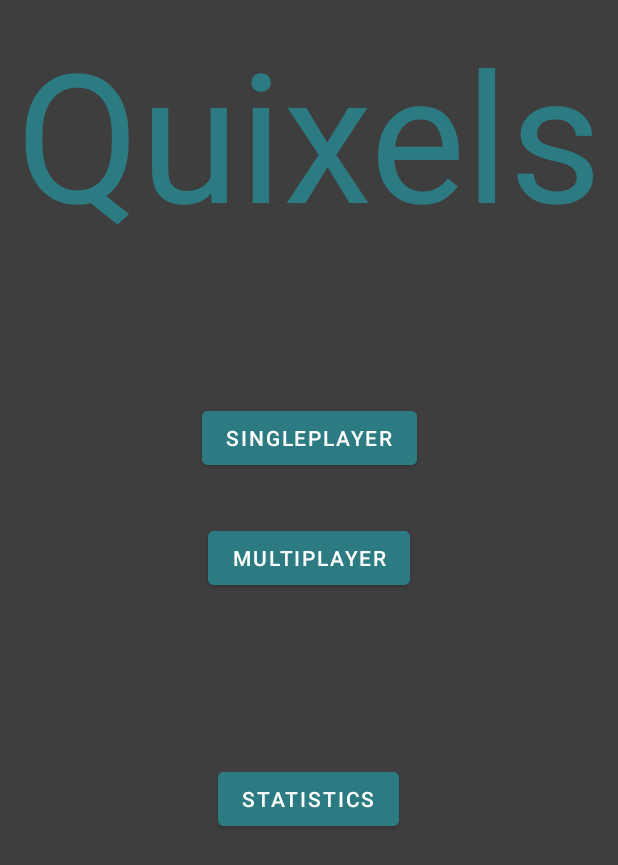
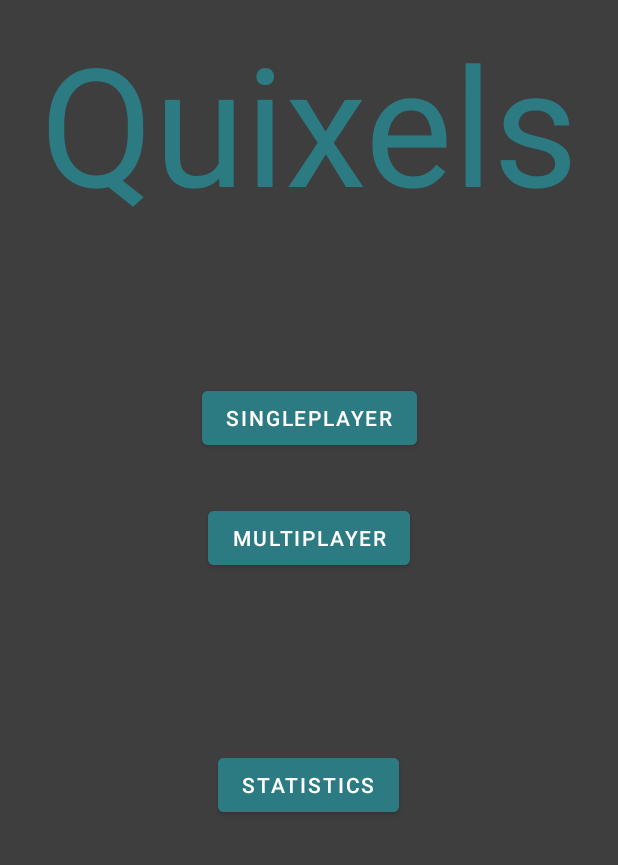
Before and after one commit to Luis-Maiworm/Mobile-Anwedungen-Quixel, an Android app: the screen it shows after launch (MainMenuActivity), on a phone screen of 412 x 824 dp. Shown: the top 865 px of the screen. Run offline under Robolectric (Android 15) with nearby library versions, the phone set to English and light mode, and no system bars; Roboto replaces fonts that are not available here.

Commit message:
Changed Game Title Text size from 120sp to 110sp

```diff
--- a/app/src/main/res/layout/activity_main.xml
+++ b/app/src/main/res/layout/activity_main.xml
@@ -15,7 +15,7 @@
         android:layout_marginBottom="8dp"
         android:fontFamily="@font/aldrich"
         android:text="@string/gameTitle"
-        android:textSize="120sp"
+        android:textSize="110sp"
         android:textColor="#2C7B83"
         app:layout_constraintBottom_toTopOf="@+id/singleplayerBtn"
         app:layout_constraintEnd_toEndOf="parent"
```
